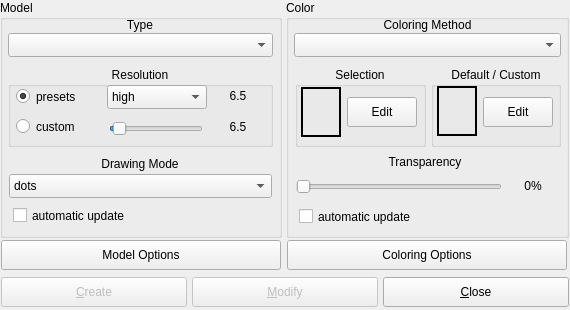
BALL-Project/ball, file source/VIEW/DIALOGS/displayProperties.ui: the form before one commit.
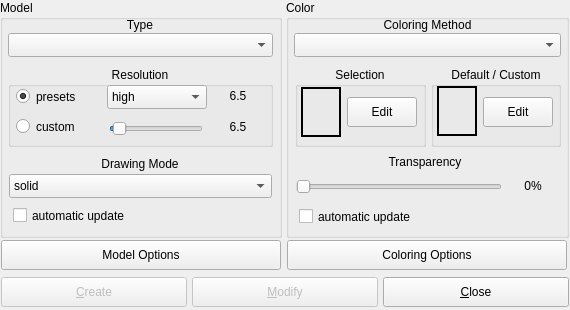
The form after the commit.

```diff
--- a/source/VIEW/DIALOGS/displayProperties.ui
+++ b/source/VIEW/DIALOGS/displayProperties.ui
@@ -334,7 +334,7 @@
      <enum>Qt::StrongFocus</enum>
     </property>
     <property name="currentIndex" >
-     <number>0</number>
+     <number>2</number>
     </property>
     <property name="maxCount" >
      <number>2147483647</number>
```
